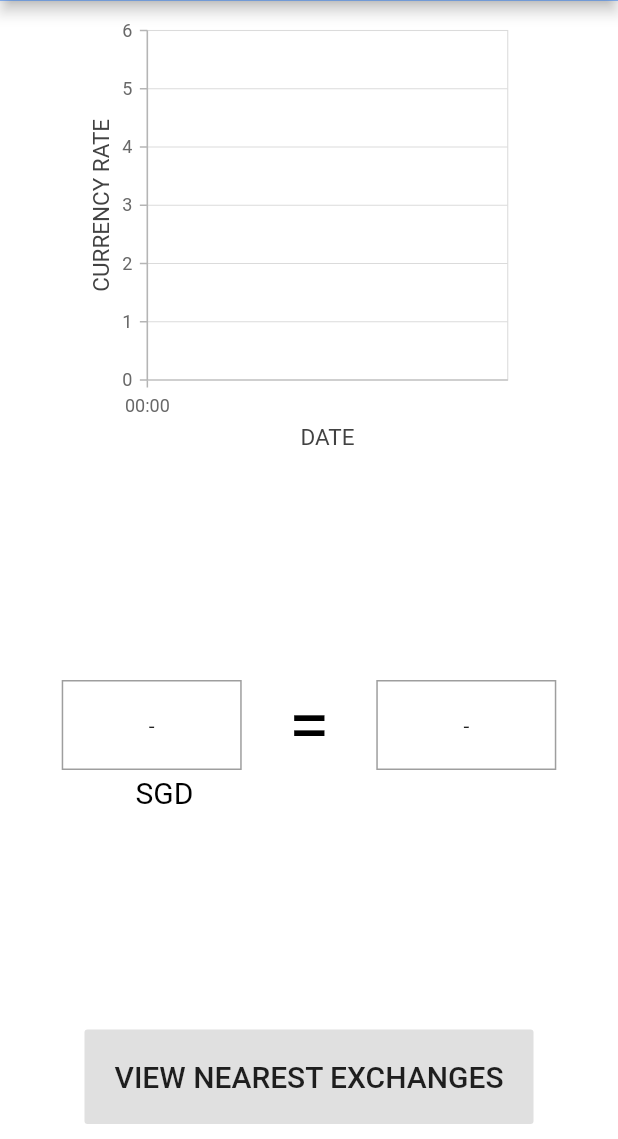
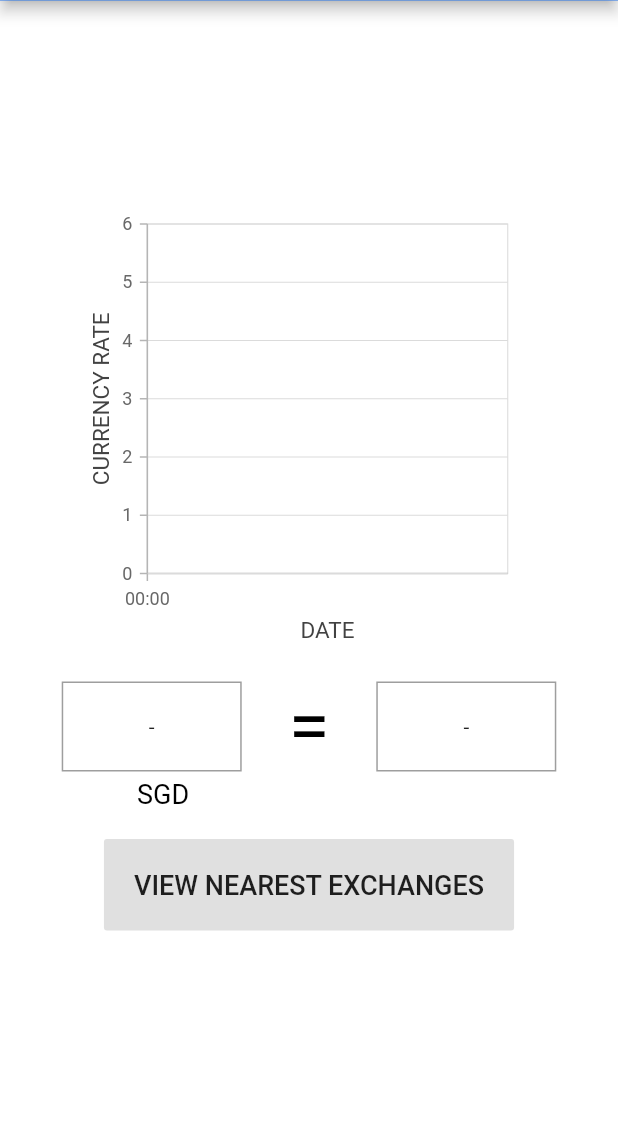
Before and after one commit to mehul-k/craftrip, a Flutter app: the ExchangeScreen screen opened directly with empty values, on a phone screen of 412 x 824 dp, the part 97-1236 px from its top. Run offline on Flutter 3.47's test engine with Material 2 defaults, Android fonts, the phone set to English and light mode, and no system bars; our stand-ins replace cloud_firestore, connectivity, firebase_auth, flushbar, flutter_tindercard, google_sign_in and 1 more; missing offline and left inert: syncfusion_flutter_core; accounts and stored records are empty; network calls fail.

Commit message:
Small UI changes

```diff
--- a/lib/screens/exchange_screen.dart
+++ b/lib/screens/exchange_screen.dart
@@ -170,9 +170,7 @@ class _ExchangeScreenState extends State<ExchangeScreen>{
 
               ],
               ),
-
-              Spacer(),
-
+              SizedBox(height:15.0),
               Row(
                 mainAxisAlignment: MainAxisAlignment.spaceEvenly,
                 children:[
@@ -189,7 +187,7 @@ class _ExchangeScreenState extends State<ExchangeScreen>{
                         if(snapshot.hasData){
                           return Text(snapshot.data.toString(),
                             style: TextStyle(
-                              fontSize: 20.0,
+                              fontSize: 18.0,
                               color: Colors.black,
                               letterSpacing: 1.5
                             ),
@@ -225,7 +223,7 @@ class _ExchangeScreenState extends State<ExchangeScreen>{
                         if(snapshot.hasData){
                           return Text(snapshot.data.toString(),
                           style: TextStyle(
-                            fontSize: 20.0,
+                            fontSize: 18.0,
                             color: Colors.black,
                             letterSpacing: 1.5
                           ),
@@ -249,7 +247,7 @@ class _ExchangeScreenState extends State<ExchangeScreen>{
                   Text('SGD',
                     textAlign: TextAlign.center,
                     style: TextStyle(
-                      fontSize: 20.0,
+                      fontSize: 18.0,
                       color: Colors.black
                     ),
                     ),
@@ -259,15 +257,13 @@ class _ExchangeScreenState extends State<ExchangeScreen>{
                   Text('${widget.currency}',
                   textAlign: TextAlign.center,
                   style: TextStyle(
-                    fontSize: 20.0,
+                    fontSize: 18.0,
                     color: Colors.black
                   ))
 
                 ]
               ),
-
-              Spacer(),
-
+              SizedBox(height:15.0),
               Row(
                 mainAxisAlignment: MainAxisAlignment.center,
                 crossAxisAlignment: CrossAxisAlignment.end,
@@ -276,7 +272,7 @@ class _ExchangeScreenState extends State<ExchangeScreen>{
                   FlatButton(
                     child: Text('VIEW NEAREST EXCHANGES',
                       style: TextStyle(
-                        fontSize: 20.0)),
+                        fontSize: 18.0)),
                     padding: EdgeInsets.all(20.0),
                     color: Colors.grey[300],
                     onPressed: fetchCurrency)
```
